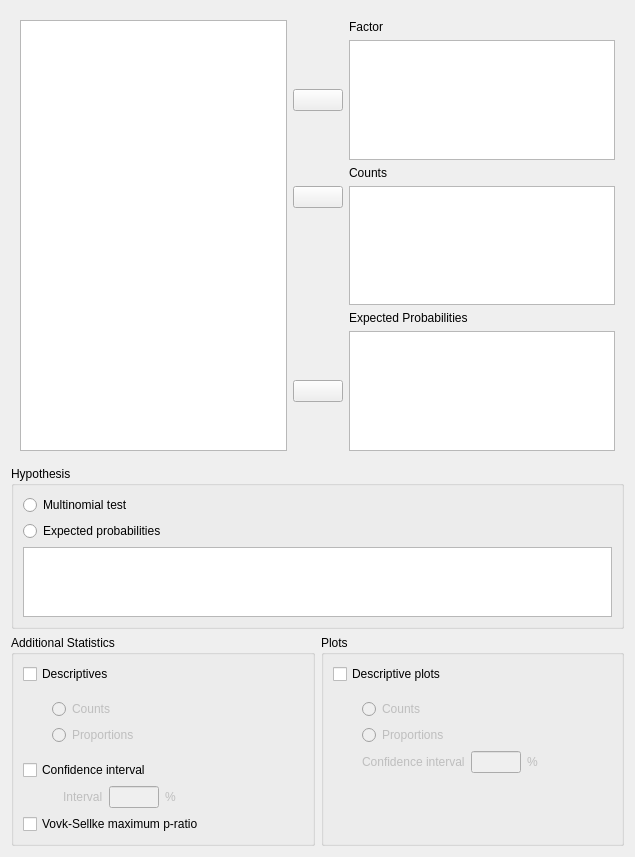
Old version of the form JASP-Desktop/analysisforms/multinomialtestform.ui in the repository jasp-stats/jasp-desktop.
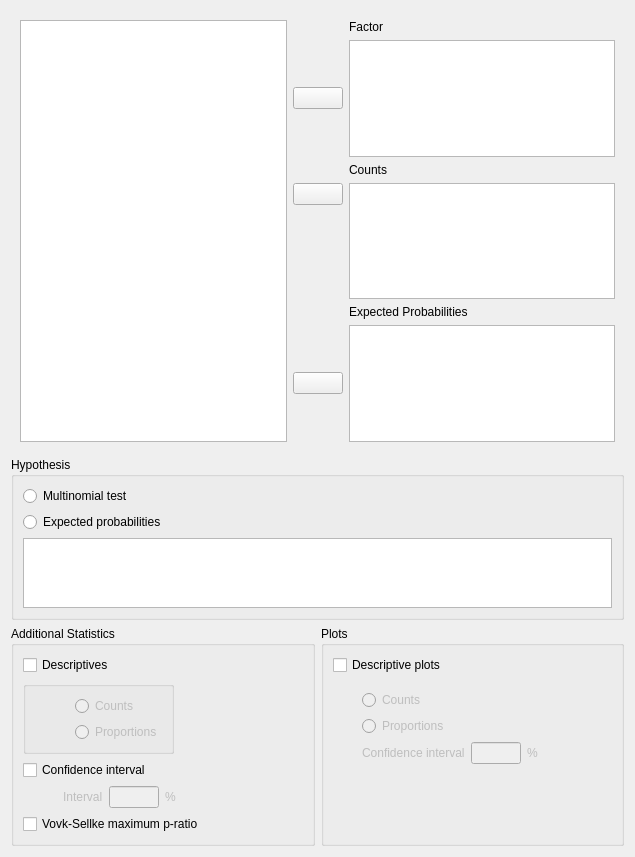
New version of the form. Custom widgets are drawn as their Qt base class.

Diff of the .ui file:
```diff
--- a/JASP-Desktop/analysisforms/multinomialtestform.ui
+++ b/JASP-Desktop/analysisforms/multinomialtestform.ui
@@ -89,60 +89,6 @@
       <bool>false</bool>
      </property>
      <layout class="QGridLayout" name="gridLayout_8">
-      <item row="1" column="0">
-       <widget class="QWidget" name="countProp" native="true">
-        <property name="enabled">
-         <bool>false</bool>
-        </property>
-        <property name="sizePolicy">
-         <sizepolicy hsizetype="Fixed" vsizetype="Fixed">
-          <horstretch>0</horstretch>
-          <verstretch>0</verstretch>
-         </sizepolicy>
-        </property>
-        <layout class="QGridLayout" name="gridLayout_7">
-         <item row="0" column="1">
-          <widget class="QRadioButton" name="_1descCounts">
-           <property name="sizePolicy">
-            <sizepolicy hsizetype="Fixed" vsizetype="Fixed">
-             <horstretch>0</horstretch>
-             <verstretch>0</verstretch>
-            </sizepolicy>
-           </property>
-           <property name="text">
-            <string>Counts</string>
-           </property>
-          </widget>
-         </item>
-         <item row="1" column="1">
-          <widget class="QRadioButton" name="_2descProps">
-           <property name="sizePolicy">
-            <sizepolicy hsizetype="Fixed" vsizetype="Fixed">
-             <horstretch>0</horstretch>
-             <verstretch>0</verstretch>
-            </sizepolicy>
-           </property>
-           <property name="text">
-            <string>Proportions</string>
-           </property>
-          </widget>
-         </item>
-         <item row="0" column="0" rowspan="2">
-          <spacer name="horizontalSpacer_5">
-           <property name="orientation">
-            <enum>Qt::Horizontal</enum>
-           </property>
-           <property name="sizeHint" stdset="0">
-            <size>
-             <width>20</width>
-             <height>20</height>
-            </size>
-           </property>
-          </spacer>
-         </item>
-        </layout>
-       </widget>
-      </item>
       <item row="3" column="0">
        <widget class="QWidget" name="widgetConfidenceIntervalInterval" native="true">
         <property name="enabled">
@@ -264,6 +210,60 @@
         </property>
        </widget>
       </item>
+      <item row="1" column="0">
+       <widget class="BoundGroupBox" name="countProp">
+        <property name="enabled">
+         <bool>false</bool>
+        </property>
+        <property name="sizePolicy">
+         <sizepolicy hsizetype="Fixed" vsizetype="Fixed">
+          <horstretch>0</horstretch>
+          <verstretch>0</verstretch>
+         </sizepolicy>
+        </property>
+        <layout class="QGridLayout" name="gridLayout_7">
+         <item row="0" column="1">
+          <widget class="QRadioButton" name="_1descCounts">
+           <property name="sizePolicy">
+            <sizepolicy hsizetype="Fixed" vsizetype="Fixed">
+             <horstretch>0</horstretch>
+             <verstretch>0</verstretch>
+            </sizepolicy>
+           </property>
+           <property name="text">
+            <string>Counts</string>
+           </property>
+          </widget>
+         </item>
+         <item row="1" column="1">
+          <widget class="QRadioButton" name="_2descProps">
+           <property name="sizePolicy">
+            <sizepolicy hsizetype="Fixed" vsizetype="Fixed">
+             <horstretch>0</horstretch>
+             <verstretch>0</verstretch>
+            </sizepolicy>
+           </property>
+           <property name="text">
+            <string>Proportions</string>
+           </property>
+          </widget>
+         </item>
+         <item row="0" column="0">
+          <spacer name="horizontalSpacer_5">
+           <property name="orientation">
+            <enum>Qt::Horizontal</enum>
+           </property>
+           <property name="sizeHint" stdset="0">
+            <size>
+             <width>40</width>
+             <height>20</height>
+            </size>
+           </property>
+          </spacer>
+         </item>
+        </layout>
+       </widget>
+      </item>
      </layout>
     </widget>
    </item>
```
Left out of the diff: 24 changed lines with no effect on the pictures.
